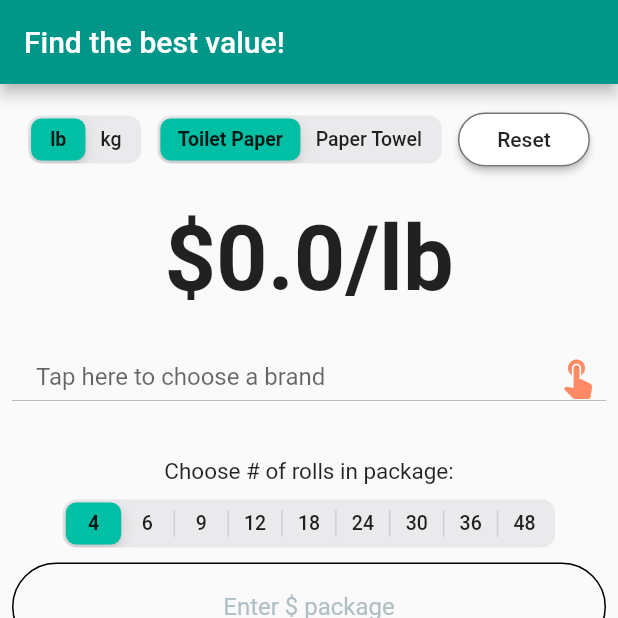
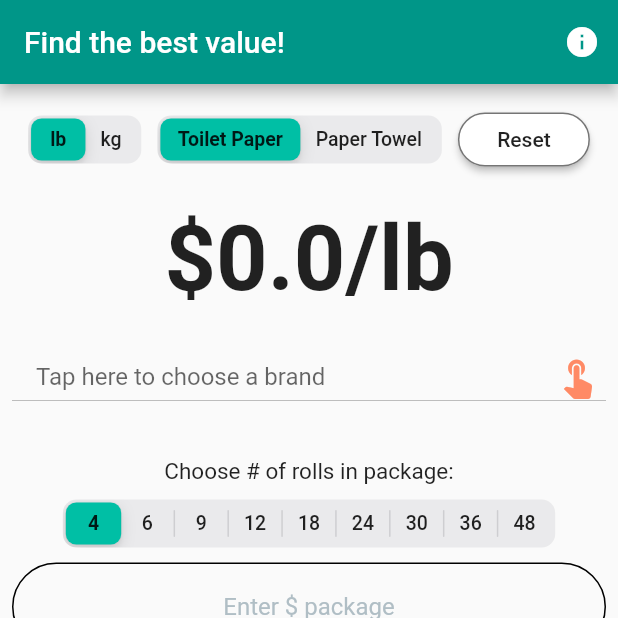
Before and after one commit to rickym1/tpcalculator, a Flutter app: the screen it shows after launch, on a phone screen of 412 x 824 dp, the top half of it. Run offline on Flutter 3.47's test engine with Material 2 defaults, Android fonts, the phone set to English and light mode, and no system bars; missing offline and left inert: admob_flutter.

Commit message:
inventory aligned left and diclaimer button

```diff
--- a/lib/HomePage.dart
+++ b/lib/HomePage.dart
@@ -133,7 +133,29 @@ class _HomePageState extends State<HomePage> {
   @override
   Widget build(BuildContext context) {
     return Scaffold(
-        appBar: AppBar(title: Text('Find the best value!')),
+        appBar: AppBar(
+          title: Text('Find the best value!'),
+          actions: <Widget>[
+            IconButton(
+                icon: Icon(Icons.info),
+                onPressed: () => showDialog(
+                    context: context,
+                    barrierDismissible: true,
+                    builder: (BuildContext context) => CupertinoAlertDialog(
+                          title: const Text('Disclaimer'),
+                          content: Text(
+                              'All calculations are approximations only. Contact the manufacturer for official data.'),
+                          actions: <Widget>[
+                            CupertinoDialogAction(
+                              child: Text('Close'),
+                              onPressed: () {
+                                Navigator.of(context).pop();
+                              },
+                            )
+                          ],
+                        )))
+          ],
+        ),
         resizeToAvoidBottomPadding: false,
         body: Padding(
           padding: const EdgeInsets.all(8.0),
@@ -212,9 +234,10 @@ class _HomePageState extends State<HomePage> {
                             return MapEntry(
                                 brand,
                                 DropdownMenuItem<double>(
-                                  value: weight,
-                                  child: Text(brand),
-                                ));
+                                    value: weight,
+                                    child: Align(
+                                        alignment: Alignment.centerLeft,
+                                        child: Text(brand))));
                           })
                           .values
                           .toList(),
```
